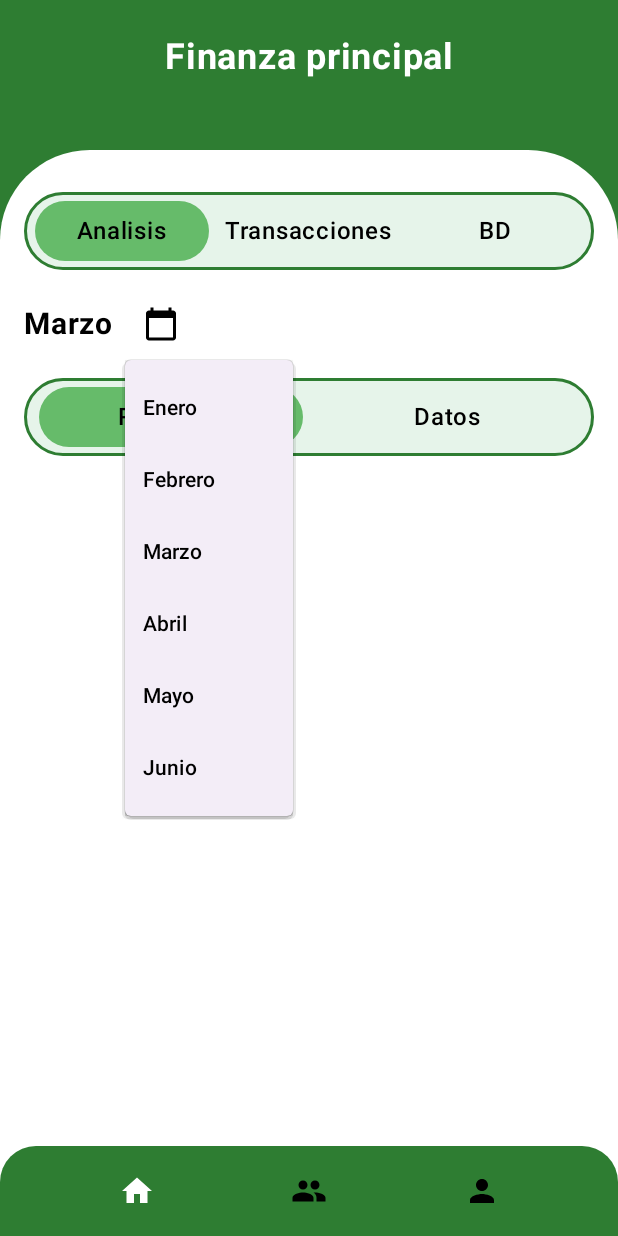
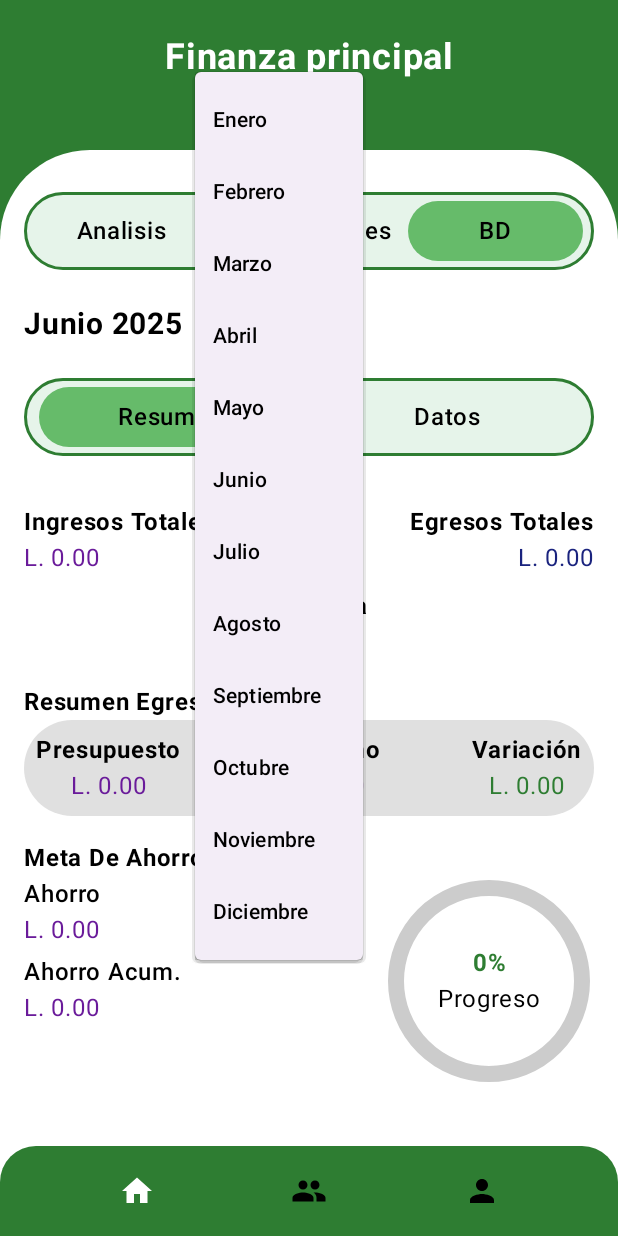
Before and after one commit to GermanLeonard/CARTERIX, an Android app built with Jetpack Compose: the screen it shows after launch (MainActivity), after a tap on "Seleccionar mes", on a phone screen of 412 x 824 dp. Run offline under Robolectric (Android 15) with nearby library versions, the phone set to English and light mode, and no system bars; our stand-ins replace Room's generated code; network calls fail; 3 other taps on this screen came first.

Commit message:
vista creada de analisis, resumen

```diff
--- a/app/src/main/java/com/tuapp/myapplication/ui/components/TabSelector.kt
+++ b/app/src/main/java/com/tuapp/myapplication/ui/components/TabSelector.kt
@@ -15,8 +15,7 @@ import androidx.compose.ui.text.font.FontWeight
 import androidx.compose.ui.unit.dp
 import androidx.compose.ui.unit.sp
 import androidx.navigation.NavController
-import com.tuapp.myapplication.ui.navigation.BDHomeScreen
-import com.tuapp.myapplication.ui.navigation.TransaccionesScreen
+import com.tuapp.myapplication.ui.navigation.Routes
 
 @Composable
 fun TabSelector(
@@ -49,8 +48,8 @@ fun TabSelector(
                     .clickable {
                         onTabSelected(label)
                         when (label) {
-                            "BD" -> navController.navigate(BDHomeScreen)
-                            "Transacciones" -> navController.navigate(TransaccionesScreen)
+                            "BD" -> navController.navigate(Routes.BD_HOME)
+                            "Transacciones" -> navController.navigate(Routes.TRANSACCIONES)
                         }
                     }
                     .padding(vertical = 8.dp),
--- a/app/src/main/java/com/tuapp/myapplication/ui/finanzas/FinanzasViewModel.kt
+++ b/app/src/main/java/com/tuapp/myapplication/ui/finanzas/FinanzasViewModel.kt
@@ -12,22 +12,50 @@ import com.tuapp.myapplication.data.models.financeModels.request.JoinFinanceRequ
 import com.tuapp.myapplication.data.repository.finance.FinanceRepository
 import com.tuapp.myapplication.helpers.Resource
 import kotlinx.coroutines.flow.MutableStateFlow
-import kotlinx.coroutines.flow.SharingStarted
 import kotlinx.coroutines.flow.StateFlow
-import kotlinx.coroutines.flow.stateIn
+import kotlinx.coroutines.flow.asStateFlow
 import kotlinx.coroutines.launch
 
 class FinanzasViewModel(
-   private val finanzaRepository: FinanceRepository
+    private val finanzaRepository: FinanceRepository
 ): ViewModel() {
 
     private var _roleId = MutableStateFlow(0)
     val roleId: StateFlow<Int> = _roleId
 
+    // NUEVOS ESTADOS PARA RESUMEN ANALISIS
+
+    private val _ingresosTotales = MutableStateFlow(0.0)
+    val ingresosTotales: StateFlow<Double> = _ingresosTotales.asStateFlow()
+
+    private val _egresosTotales = MutableStateFlow(0.0)
+    val egresosTotales: StateFlow<Double> = _egresosTotales.asStateFlow()
+
+    private val _diferencia = MutableStateFlow(0.0)
+    val diferencia: StateFlow<Double> = _diferencia.asStateFlow()
+
+    private val _presupuesto = MutableStateFlow(0.0)
+    val presupuesto: StateFlow<Double> = _presupuesto.asStateFlow()
+
+    private val _consumo = MutableStateFlow(0.0)
+    val consumo: StateFlow<Double> = _consumo.asStateFlow()
+
+    private val _variacion = MutableStateFlow(0.0)
+    val variacion: StateFlow<Double> = _variacion.asStateFlow()
+
+    private val _metaMensual = MutableStateFlow<Double?>(null)
+    val metaMensual: StateFlow<Double?> = _metaMensual.asStateFlow()
+
+    private val _ahorroMes = MutableStateFlow<Double?>(null)
+    val ahorroMes: StateFlow<Double?> = _ahorroMes.asStateFlow()
+
+    private val _ahorroAcumulado = MutableStateFlow<Double?>(null)
+    val ahorroAcumulado: StateFlow<Double?> = _ahorroAcumulado.asStateFlow()
+
     fun getRole(finanzaId: Int) {
         viewModelScope.launch {
-            finanzaRepository.getRole(finanzaId).collect{ role ->
-               _roleId.value = role
+            finanzaRepository.getRole(finanzaId).collect { role ->
+                _roleId.value = role
             }
         }
     }
@@ -48,9 +76,22 @@ class FinanzasViewModel(
                         }
                         is Resource.Success -> {
                             //Manejen el "success"
-                            resource.data.resumen_ahorros
-                            resource.data.resumen_financiero
-                            resource.data.resumen_egresos
+                            val resumen = resource.data
+                            _metaMensual.value = resumen.resumen_ahorros?.meta ?: 0.0
+                            _ahorroMes.value = resumen.resumen_ahorros?.progreso_porcentaje ?: 0.0
+                            _ahorroAcumulado.value = resumen.resumen_ahorros?.acumulado ?: 0.0
+
+                            _ingresosTotales.value = resumen.resumen_financiero?.ingresos_totales ?: 0.0
+                            _egresosTotales.value = resumen.resumen_financiero?.egresos_totales ?: 0.0
+                            _diferencia.value = resumen.resumen_financiero?.diferencia ?: 0.0
+
+                            _presupuesto.value = resumen.resumen_egresos?.presupuesto_mensual ?: 0.0
+                            _consumo.value = resumen.resumen_egresos?.consumo_mensual ?: 0.0
+                            _variacion.value = resumen.resumen_egresos?.variacion_mensual ?: 0.0
+
+
+
+
                         }
                         is Resource.Error -> {
                             //Manejen el "error"
--- a/app/src/main/java/com/tuapp/myapplication/ui/finanzas/finanzaIndividual/BDHomeScreen.kt
+++ b/app/src/main/java/com/tuapp/myapplication/ui/finanzas/finanzaIndividual/BDHomeScreen.kt
@@ -15,7 +15,7 @@ import androidx.compose.ui.unit.sp
 import androidx.navigation.NavController
 import com.tuapp.myapplication.ui.components.BottomNavBar
 import com.tuapp.myapplication.ui.components.TabSelector
-import com.tuapp.myapplication.ui.navigation.*
+import com.tuapp.myapplication.ui.navigation.Routes
 
 @Composable
 fun BDHomeScreen(navController: NavController) {
@@ -70,16 +70,16 @@ fun BDHomeScreen(navController: NavController) {
                     horizontalArrangement = Arrangement.SpaceEvenly,
                     modifier = Modifier.fillMaxWidth()
                 ) {
-                    BDCard("Categorias Egreso") { navController.navigate(CategoriaEgresoScreen) }
-                    BDCard("SubCategorias") { navController.navigate(SubCategoriaScreen) }
+                    BDCard("Categorias Egreso") { navController.navigate(Routes.CATEGORIAS_EGRESO) }
+                    BDCard("SubCategorias") { navController.navigate(Routes.SUBCATEGORIAS) }
                 }
 
                 Row(
                     horizontalArrangement = Arrangement.SpaceEvenly,
                     modifier = Modifier.fillMaxWidth()
                 ) {
-                    BDCard("Ingresos") { navController.navigate(IngresosScreen) }
-                    BDCard("Ahorro") { /* futura navegacion */ }
+                    BDCard("Ingresos") { navController.navigate(Routes.INGRESOS) }
+                    BDCard("Ahorro") { /* futura navegación */ }
                 }
             }
         }
--- a/app/src/main/java/com/tuapp/myapplication/ui/finanzas/finanzaIndividual/IndividualFinanceScreen.kt
+++ b/app/src/main/java/com/tuapp/myapplication/ui/finanzas/finanzaIndividual/IndividualFinanceScreen.kt
@@ -1,9 +1,11 @@
 package com.tuapp.myapplication.ui.finanzas.finanzaIndividual
 
+import android.os.Build
+import androidx.annotation.RequiresApi
 import androidx.compose.foundation.BorderStroke
+import androidx.compose.foundation.background
 import androidx.compose.foundation.border
 import androidx.compose.foundation.clickable
-import androidx.compose.foundation.background
 import androidx.compose.foundation.layout.*
 import androidx.compose.foundation.shape.RoundedCornerShape
 import androidx.compose.material.icons.Icons
@@ -21,10 +23,12 @@ import androidx.navigation.NavController
 import com.tuapp.myapplication.ui.components.BottomNavBar
 import com.tuapp.myapplication.ui.components.TabSelector
 import com.tuapp.myapplication.ui.finanzas.FinanzasViewModel
-import com.tuapp.myapplication.ui.navigation.BDHomeScreen
 import com.tuapp.myapplication.ui.navigation.Routes
-import com.tuapp.myapplication.ui.navigation.TransaccionesScreen
+import java.time.LocalDate
+import java.time.format.TextStyle
+import java.util.*
 
+@RequiresApi(Build.VERSION_CODES.O)
 @Composable
 fun IndividualFinanceScreen(
     navController: NavController,
@@ -34,21 +38,34 @@ fun IndividualFinanceScreen(
     val verdeClaro = Color(0xFF66BB6A)
     val verdePastel = Color(0xFFE6F4EA)
 
-    var selectedMonth by remember { mutableStateOf("Marzo") }
+    val currentDate = remember { LocalDate.now() }
+    val currentMonth = remember {
+        currentDate.month.getDisplayName(TextStyle.FULL, Locale("es")).replaceFirstChar { it.uppercase() }
+    }
+    val currentYear = remember { currentDate.year }
+
+    var selectedMonth by remember { mutableStateOf(currentMonth) }
+    var selectedYear by remember { mutableStateOf(currentYear) }
     var showMonthMenu by remember { mutableStateOf(false) }
-    val months = listOf("Enero", "Febrero", "Marzo", "Abril", "Mayo", "Junio")
-
     var selectedTab by remember { mutableStateOf("Analisis") }
     var selectedView by remember { mutableStateOf("Resumen") }
 
+    val months = listOf("Enero", "Febrero", "Marzo", "Abril", "Mayo", "Junio", "Julio", "Agosto", "Septiembre", "Octubre", "Noviembre", "Diciembre")
+
+    val ahorroMes by finanzaViewModel.ahorroMes.collectAsState()
+    val ahorroAcumulado by finanzaViewModel.ahorroAcumulado.collectAsState()
+    val metaMensual by finanzaViewModel.metaMensual.collectAsState()
+
+    val ingresos by finanzaViewModel.ingresosTotales.collectAsState()
+    val egresos by finanzaViewModel.egresosTotales.collectAsState()
+    val diferencia by finanzaViewModel.diferencia.collectAsState()
+    val presupuesto by finanzaViewModel.presupuesto.collectAsState()
+    val consumo by finanzaViewModel.consumo.collectAsState()
+    val variacion by finanzaViewModel.variacion.collectAsState()
+
     LaunchedEffect(Unit) {
-        //Aqui tienen que hacer las llamadas segun sea el caso
-        //NO QUEMEN LA FECHA, AGARREN LA FECHA ACTUAL AL NOMAS INICIAR LA APLICACION
-        //DE AHI CUANDO SE QUIERA FILTRAR SE CAMBIA EL ESTADO DE LA FECHA PARA QUE HAGA EL NUEVO FILTRO
-        //TIENE QUE USAR MES Y AÑO
-        //EL TERCER PARAMETRO DE LAS FUNCIONES POR SI ACASO HAY FINANZA CONJUNTA, SE PASA EL ID
-        //finanzaViewModel.financeData(6,2025)
-        //finanzaViewModel.financeSummary(6,2025)
+        val mes = months.indexOf(currentMonth) + 1
+        finanzaViewModel.financeSummary(mes, currentYear)
     }
 
     Box(modifier = Modifier.fillMaxSize()) {
@@ -82,7 +99,14 @@ fun IndividualFinanceScreen(
 
             TabSelector(
                 selectedTab = selectedTab,
-                onTabSelected = { selectedTab = it },
+                onTabSelected = {
+                    selectedTab = it
+                    if (it == "Transacciones") {
+                        navController.navigate(Routes.TRANSACCIONES)
+                    } else if (it == "BD") {
+                        navController.navigate(Routes.BD_HOME)
+                    }
+                },
                 navController = navController
             )
 
@@ -92,7 +116,7 @@ fun IndividualFinanceScreen(
                 Modifier.fillMaxWidth(),
                 verticalAlignment = Alignment.CenterVertically
             ) {
-                Text(text = selectedMonth, fontSize = 20.sp, fontWeight = FontWeight.Bold)
+                Text(text = "$selectedMonth $selectedYear", fontSize = 20.sp, fontWeight = FontWeight.Bold)
                 Spacer(modifier = Modifier.width(8.dp))
 
                 Box {
@@ -108,11 +132,14 @@ fun IndividualFinanceScreen(
                         expanded = showMonthMenu,
                         onDismissRequest = { showMonthMenu = false }
                     ) {
-                        months.forEach { month ->
+                        months.forEachIndexed { index, month ->
                             DropdownMenuItem(
                                 text = { Text(month) },
                                 onClick = {
                                     selectedMonth = month
+                                    val mes = index + 1
+                                    selectedYear = LocalDate.now().year
+                                    finanzaViewModel.financeSummary(mes, selectedYear)
                                     showMonthMenu = false
                                 }
                             )
@@ -152,11 +179,21 @@ fun IndividualFinanceScreen(
 
             Spacer(modifier = Modifier.height(24.dp))
 
-            Box(
-                modifier = Modifier
-                    .fillMaxWidth()
-                    .height(100.dp)
-            )
+            if (selectedView == "Resumen") {
+                ResumenAnalisisView(
+                    ahorroMes = ahorroMes ?: 0.0,
+                    ahorroAcumulado = ahorroAcumulado ?: 0.0,
+                    metaMensual = metaMensual ?: 0.0,
+                    ingresos = ingresos,
+                    egresos = egresos,
+                    diferencia = diferencia,
+                    presupuesto = presupuesto,
+                    consumo = consumo,
+                    variacion = variacion
+                )
+            } else {
+                Text("Vista de Datos aún no implementada.")
+            }
 
             Spacer(modifier = Modifier.height(24.dp))
         }
--- /dev/null
+++ b/app/src/main/java/com/tuapp/myapplication/ui/finanzas/finanzaIndividual/ResumenAnalisisView.kt
@@ -0,0 +1,133 @@
+package com.tuapp.myapplication.ui.finanzas.finanzaIndividual
+
+import androidx.compose.foundation.Canvas
+import androidx.compose.foundation.background
+import androidx.compose.foundation.layout.*
+import androidx.compose.foundation.shape.CircleShape
+import androidx.compose.material3.*
+import androidx.compose.runtime.Composable
+import androidx.compose.ui.Alignment
+import androidx.compose.ui.Modifier
+import androidx.compose.ui.geometry.Offset
+import androidx.compose.ui.graphics.Color
+import androidx.compose.ui.graphics.StrokeCap
+import androidx.compose.ui.graphics.drawscope.Stroke
+import androidx.compose.ui.text.font.FontWeight
+import androidx.compose.ui.unit.dp
+import androidx.compose.ui.unit.sp
+
+@Composable
+fun ResumenAnalisisView(
+    ahorroMes: Double,
+    ahorroAcumulado: Double,
+    metaMensual: Double,
+    ingresos: Double,
+    egresos: Double,
+    diferencia: Double,
+    presupuesto: Double,
+    consumo: Double,
+    variacion: Double
+) {
+    val porcentajeCumplimiento = if (metaMensual != 0.0) {
+        (ahorroMes / metaMensual * 100).coerceIn(0.0, 100.0)
+    } else 0.0
+
+    Column(modifier = Modifier.fillMaxWidth()) {
+
+        Spacer(modifier = Modifier.height(8.dp))
+
+        Row(
+            Modifier.fillMaxWidth(),
+            horizontalArrangement = Arrangement.SpaceBetween
+        ) {
+            Column(horizontalAlignment = Alignment.Start) {
+                Text("Ingresos Totales", fontWeight = FontWeight.Bold)
+                Text("L. %.2f".format(ingresos), color = Color(0xFF6A1B9A))
+            }
+            Column(horizontalAlignment = Alignment.End) {
+                Text("Egresos Totales", fontWeight = FontWeight.Bold)
+                Text("L. %.2f".format(egresos), color = Color(0xFF1A237E))
+            }
+        }
+
+        Spacer(modifier = Modifier.height(8.dp))
+
+        Column(horizontalAlignment = Alignment.CenterHorizontally, modifier = Modifier.fillMaxWidth()) {
+            Text("Diferencia", fontWeight = FontWeight.Bold)
+            Text("L. %.2f".format(diferencia), color = Color(0xFF2E7D32))
+        }
+
+        Spacer(modifier = Modifier.height(16.dp))
+
+        Text("Resumen Egresos", fontWeight = FontWeight.Bold)
+        Row(
+            Modifier
+                .fillMaxWidth()
+                .background(Color.LightGray.copy(alpha = 0.6f), shape = CircleShape)
+                .padding(8.dp),
+            horizontalArrangement = Arrangement.SpaceBetween
+        ) {
+            Column(horizontalAlignment = Alignment.CenterHorizontally) {
+                Text("Presupuesto", fontWeight = FontWeight.Bold)
+                Text("L. %.2f".format(presupuesto), color = Color(0xFF6A1B9A))
+            }
+            Column(horizontalAlignment = Alignment.CenterHorizontally) {
+                Text("Consumo", fontWeight = FontWeight.Bold)
+                Text("L. %.2f".format(consumo), color = Color(0xFF6A1B9A))
+            }
+            Column(horizontalAlignment = Alignment.CenterHorizontally) {
+                Text("Variación", fontWeight = FontWeight.Bold)
+                Text("L. %.2f".format(variacion), color = Color(0xFF2E7D32))
+            }
+        }
+
+        Spacer(modifier = Modifier.height(16.dp))
+
+        Text("Meta De Ahorro", fontWeight = FontWeight.Bold)
+
+        Row(
+            Modifier.fillMaxWidth(),
+            horizontalArrangement = Arrangement.SpaceBetween
+        ) {
+            Column {
+                Text("Ahorro", fontWeight = FontWeight.Medium)
+                Text("L. %.2f".format(ahorroMes), color = Color(0xFF6A1B9A))
+
+                Spacer(modifier = Modifier.height(4.dp))
+
+                Text("Ahorro Acum.", fontWeight = FontWeight.Medium)
+                Text("L. %.2f".format(ahorroAcumulado), color = Color(0xFF6A1B9A))
+            }
+
+            Box(
+                modifier = Modifier
+                    .size(140.dp)
+                    .padding(8.dp),
+                contentAlignment = Alignment.Center
+            ) {
+                Canvas(modifier = Modifier.fillMaxSize()) {
+                    val strokeWidth = 16f
+                    drawArc(
+                        color = Color.LightGray,
+                        startAngle = -90f,
+                        sweepAngle = 360f,
+                        useCenter = false,
+                        style = Stroke(width = strokeWidth, cap = StrokeCap.Round)
+                    )
+                    drawArc(
+                        color = Color(0xFF2E7D32),
+                        startAngle = -90f,
+                        sweepAngle = (porcentajeCumplimiento * 360f / 100).toFloat(),
+                        useCenter = false,
+                        style = Stroke(width = strokeWidth, cap = StrokeCap.Round)
+                    )
+                }
+
+                Column(horizontalAlignment = Alignment.CenterHorizontally) {
+                    Text("${porcentajeCumplimiento.toInt()}%", color = Color(0xFF2E7D32), fontWeight = FontWeight.Bold)
+                    Text("Progreso")
+                }
+            }
+        }
+    }
+}
```
